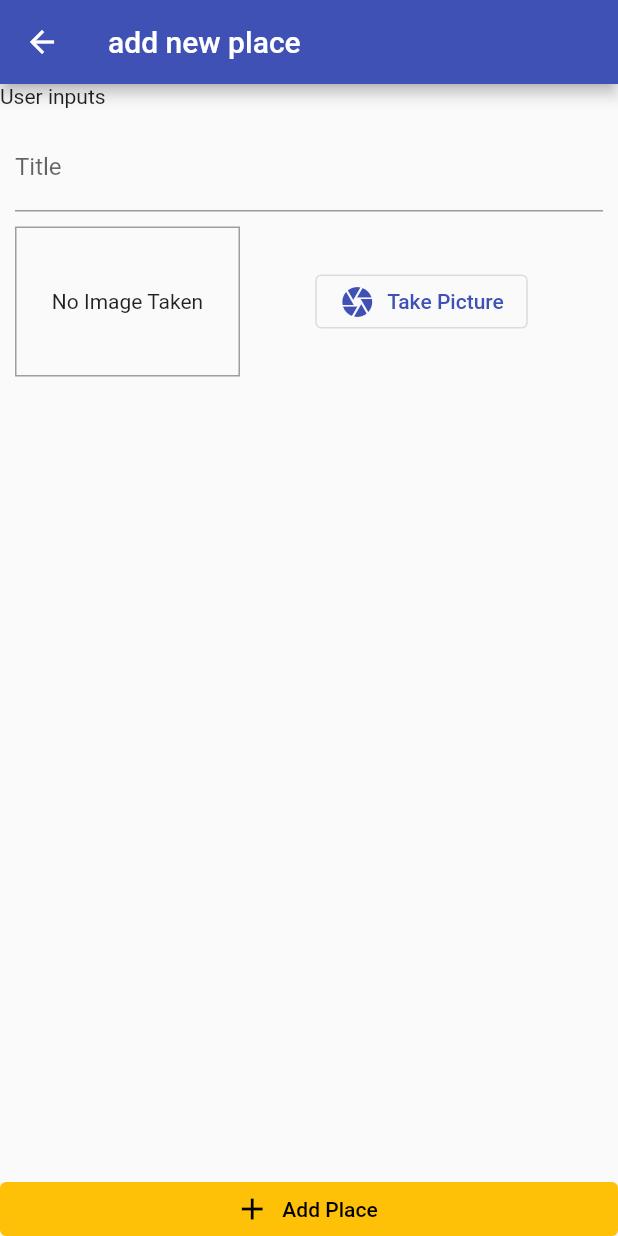
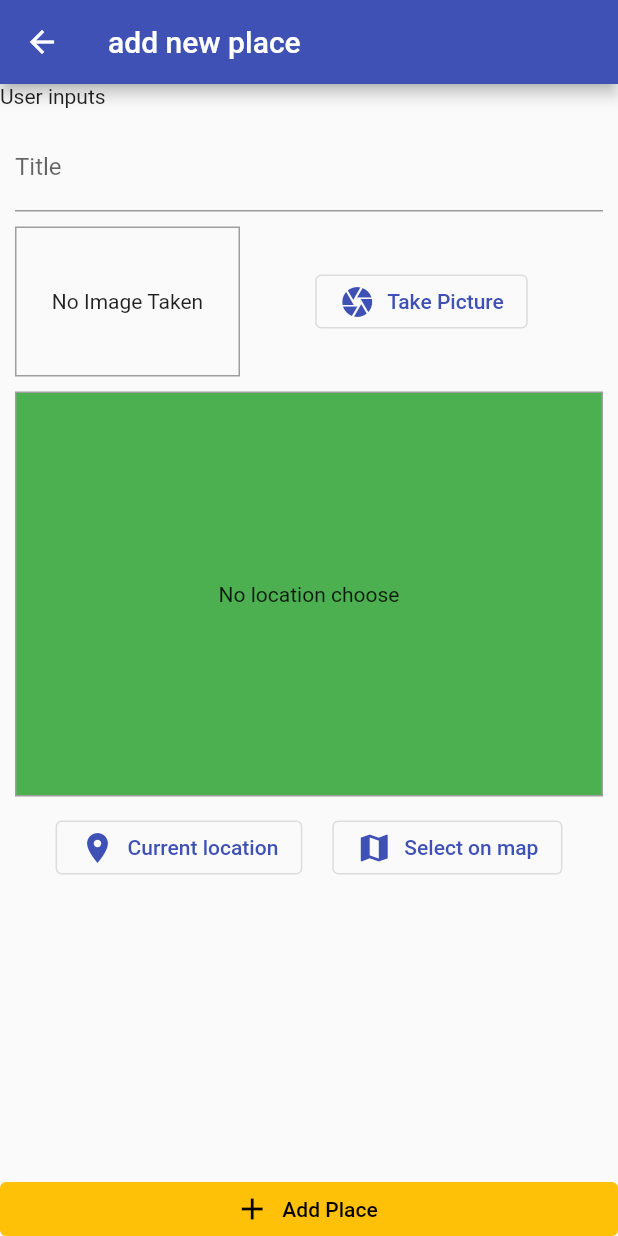
Before and after one commit to shortSparrow/learn_flutter, a Flutter app: the AddPlaceScreen screen opened by its route, on a phone screen of 412 x 824 dp. Run offline on Flutter 3.47's test engine with Material 2 defaults, Android fonts, the phone set to English and light mode, and no system bars; our stand-ins replace image_picker, location, shared_preferences, sqflite; accounts and stored records are empty.

Commit message:
GreatPlaces render image from google map by coordinate

```diff
--- a/great_places/lib/screens/add_place_screen.dart
+++ b/great_places/lib/screens/add_place_screen.dart
@@ -2,6 +2,7 @@ import 'dart:io';
 
 import 'package:flutter/material.dart';
 import 'package:great_places/providers/grate_places.dart';
+import 'package:great_places/widgets/location_input.dart';
 import 'package:provider/provider.dart';
 
 import '../widgets/image_input.dart';
@@ -42,7 +43,6 @@ class _AddPlaceScreenState extends State<AddPlaceScreen> {
         title: const Text('add new place'),
       ),
       body: Column(
-        // mainAxisAlignment: MainAxisAlignment.spaceBetween,
         crossAxisAlignment: CrossAxisAlignment.stretch,
         children: [
           const Text('User inputs'),
@@ -58,6 +58,8 @@ class _AddPlaceScreenState extends State<AddPlaceScreen> {
                     ),
                     const SizedBox(height: 10.0),
                     ImageInput(onSelectImage: _selectImage),
+                    const SizedBox(height: 10),
+                     const LocationInput()
                   ],
                 ),
               ),
--- /dev/null
+++ b/great_places/lib/widgets/location_input.dart
@@ -0,0 +1,75 @@
+import 'package:flutter/material.dart';
+import 'package:great_places/helpers/location_helper.dart';
+import 'package:location/location.dart';
+
+class LocationInput extends StatefulWidget {
+  const LocationInput({super.key});
+
+  @override
+  State<LocationInput> createState() => _LocationInputState();
+}
+
+class _LocationInputState extends State<LocationInput> {
+  String? _previewImageUrl;
+
+  Future<void> _getUserLocation() async {
+    final locationData = await Location().getLocation();
+    if (locationData.latitude == null || locationData.longitude == null) {
+      return;
+    }
+
+    final previewUrl = LocationHelper.generateLocationPreviewImage(
+      latitude: locationData.latitude!,
+      longitude: locationData.longitude!,
+    );
+
+    setState(() {
+      _previewImageUrl = previewUrl;
+    });
+  }
+
+  @override
+  Widget build(BuildContext context) {
+    return Column(
+      children: [
+        Container(
+          height: 270,
+          width: double.infinity,
+          alignment: _previewImageUrl == null ? Alignment.center : null,
+          decoration: BoxDecoration(
+              border: Border.all(
+                width: 1,
+                color: Colors.grey,
+              ),
+              color: Colors.green),
+          child: _previewImageUrl == null
+              ? const Text(
+                  "No location choose",
+                  textAlign: TextAlign.center,
+                )
+              : Image.network(
+                  _previewImageUrl!,
+                  fit: BoxFit.cover,
+                ),
+        ),
+        const SizedBox(height: 10),
+        Row(
+          mainAxisAlignment: MainAxisAlignment.center,
+          children: [
+            OutlinedButton.icon(
+              onPressed: _getUserLocation,
+              icon: const Icon(Icons.location_on),
+              label: const Text('Current location'),
+            ),
+            const SizedBox(width: 20),
+            OutlinedButton.icon(
+              onPressed: () {},
+              icon: const Icon(Icons.map),
+              label: const Text('Select on map'),
+            ),
+          ],
+        )
+      ],
+    );
+  }
+}
--- a/great_places/pubspec.yaml
+++ b/great_places/pubspec.yaml
@@ -40,6 +40,7 @@ dependencies:
   path_provider: ^2.0.13
   path: ^1.8.2
   sqflite: ^2.2.5
+  location: ^4.4.0
 
 dev_dependencies:
   flutter_test:
```
Also changed, not shown: great_places/pubspec.lock, 3 other files.
